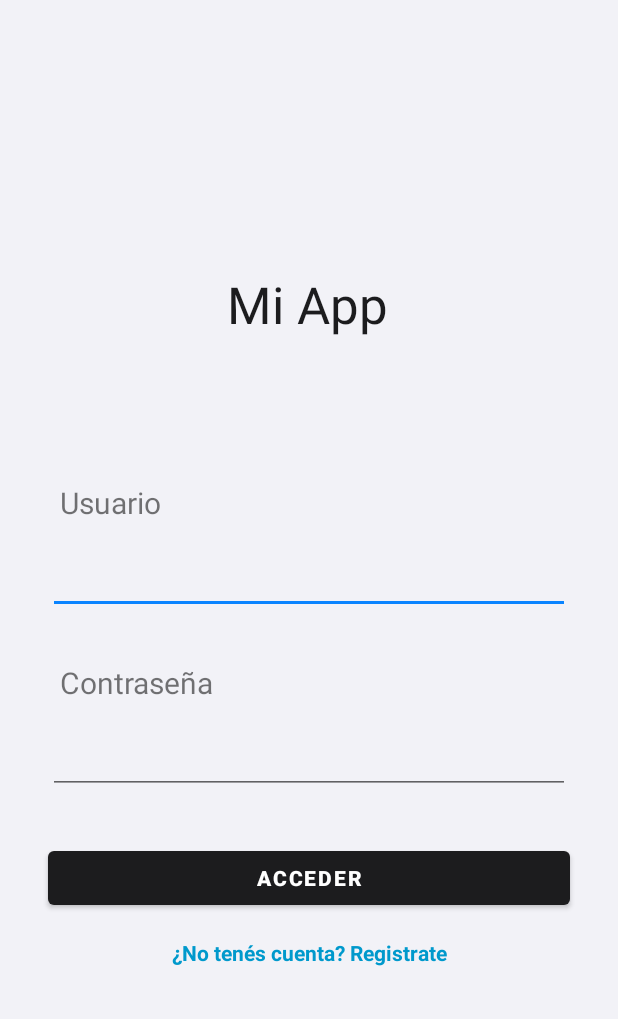
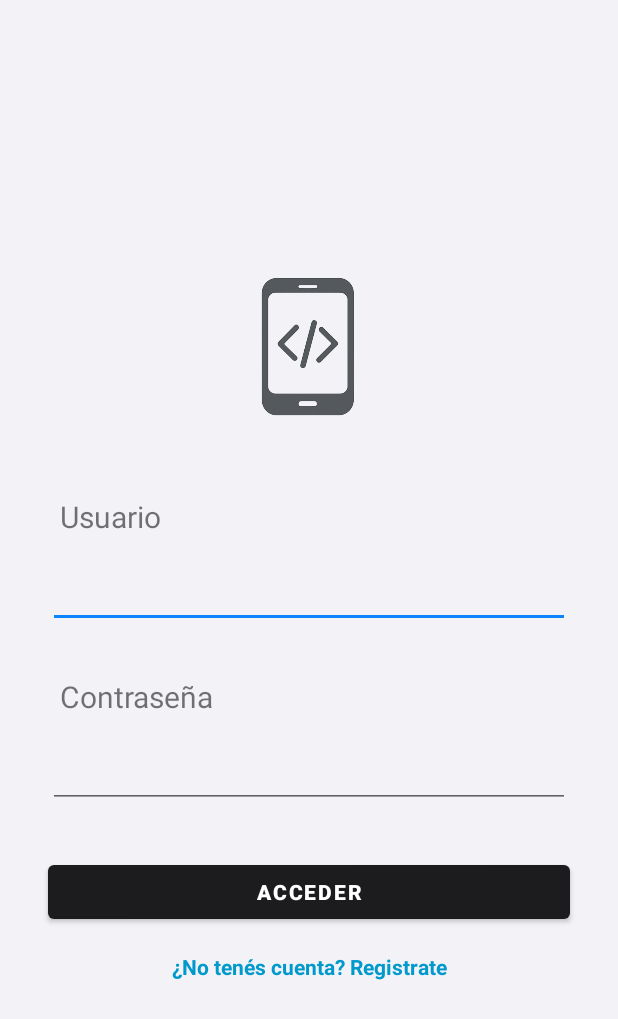
Before and after one commit to RodrigoCapreDev/Grupo5_AplicacionesMoviles, an Android app: the screen it shows after launch (MainActivity), on a phone screen of 412 x 824 dp. Shown: the top 1019 px of the screen. Run offline under Robolectric (Android 15) with nearby library versions, the phone set to English and light mode, and no system bars.

Commit message:
puse el logo en main

```diff
--- a/TP1/app/src/main/res/layout/activity_main.xml
+++ b/TP1/app/src/main/res/layout/activity_main.xml
@@ -7,19 +7,17 @@
     android:background="#F2F2F7"
     android:textColor="#1C1C1E">
 
-    <TextView
-        android:id="@+id/tvTitle"
-        android:layout_width="wrap_content"
-        android:layout_height="wrap_content"
-        android:layout_marginBottom="80dp"
-        android:text="Mi App"
-        android:textColor="#1C1C1E"
-        android:textAppearance="@style/TextAppearance.AppCompat.Display1"
+    <ImageView
+        android:id="@+id/logoApp"
+        android:layout_width="120dp"
+        android:layout_height="120dp"
+        android:layout_marginBottom="24dp"
+        android:contentDescription="Logo de la app"
+        android:src="@drawable/logo_app"
+        app:layout_constraintTop_toTopOf="parent"
         app:layout_constraintBottom_toTopOf="@+id/tvUserLabel"
+        app:layout_constraintStart_toStartOf="parent"
         app:layout_constraintEnd_toEndOf="parent"
-        app:layout_constraintHorizontal_bias="0.497"
-        app:layout_constraintStart_toStartOf="parent"
-        app:layout_constraintTop_toTopOf="parent"
         app:layout_constraintVertical_chainStyle="packed" />
 
     <TextView
@@ -36,7 +34,7 @@
         app:layout_constraintEnd_toEndOf="parent"
         app:layout_constraintHorizontal_bias="1.0"
         app:layout_constraintStart_toStartOf="parent"
-        app:layout_constraintTop_toBottomOf="@+id/tvTitle" />
+        app:layout_constraintTop_toBottomOf="@+id/logoApp" />
 
     <EditText
         android:id="@+id/etUsuario"
```
